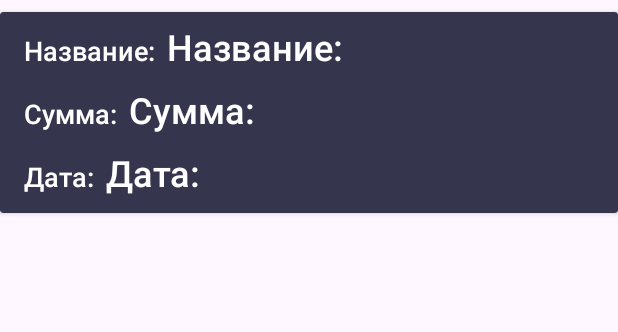
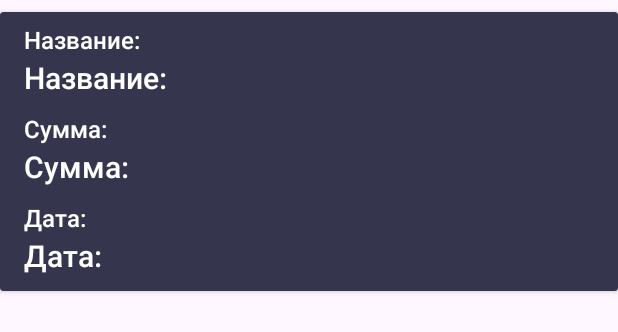
Before and after one commit to passerby29/AeonTestProject, an Android app: the layout item_payment.xml on its own in the app's theme, with its tools: preview values and no code run, on a phone screen of 412 x 824 dp. Shown: the top 332 px of the screen. Run offline under Robolectric (Android 15) with nearby library versions, the phone set to English and light mode, and no system bars.

Commit message:
Доработан дизайн элементов списка платежей.

```diff
--- a/app/src/main/res/layout/item_payment.xml
+++ b/app/src/main/res/layout/item_payment.xml
@@ -1,11 +1,11 @@
 <?xml version="1.0" encoding="utf-8"?>
 <androidx.cardview.widget.CardView xmlns:android="http://schemas.android.com/apk/res/android"
     xmlns:app="http://schemas.android.com/apk/res-auto"
+    xmlns:tools="http://schemas.android.com/tools"
     android:layout_width="match_parent"
     android:layout_height="wrap_content"
-    xmlns:tools="http://schemas.android.com/tools"
-    app:cardBackgroundColor="@color/card_background_color"
-    android:layout_marginVertical="8dp">
+    android:layout_marginVertical="8dp"
+    app:cardBackgroundColor="@color/card_background_color">
 
     <LinearLayout
         android:layout_width="match_parent"
@@ -17,51 +17,50 @@
         <LinearLayout
             android:layout_width="match_parent"
             android:layout_height="wrap_content"
-            android:orientation="horizontal">
+            android:orientation="vertical">
+
             <TextView
                 android:layout_width="wrap_content"
                 android:layout_height="wrap_content"
+                android:fontFamily="@font/outfit_medium"
+                android:text="@string/title_title"
                 android:textColor="@color/white"
-            android:fontFamily="@font/outfit_medium"
-            android:textSize="18sp"
-            android:text="@string/title_title"/>
+                android:textSize="16sp" />
 
             <TextView
                 android:id="@+id/paymentTitleTextView"
-            android:layout_width="0dp"
-            android:layout_height="wrap_content"
+                android:layout_width="wrap_content"
+                android:layout_height="0dp"
+                android:layout_weight="1"
+                android:fontFamily="@font/outfit_semi_bold"
                 android:textColor="@color/white"
-            android:layout_marginStart="8dp"
-            android:fontFamily="@font/outfit_semi_bold"
-            android:textSize="24sp"
-            android:layout_weight="1"
-            tools:text="@string/title_title"/>
+                android:textSize="20sp"
+                tools:text="@string/title_title" />
         </LinearLayout>
 
         <LinearLayout
             android:layout_width="match_parent"
             android:layout_height="wrap_content"
             android:layout_marginTop="8dp"
-            android:orientation="horizontal">
+            android:orientation="vertical">
 
             <TextView
                 android:layout_width="wrap_content"
                 android:layout_height="wrap_content"
+                android:fontFamily="@font/outfit_medium"
+                android:text="@string/amount_title"
                 android:textColor="@color/white"
-                android:fontFamily="@font/outfit_medium"
-                android:textSize="18sp"
-                android:text="@string/amount_title"/>
+                android:textSize="16sp" />
 
             <TextView
                 android:id="@+id/paymentAmountTextView"
-                android:layout_width="0dp"
-                android:layout_height="wrap_content"
+                android:layout_width="wrap_content"
+                android:layout_height="0dp"
+                android:layout_weight="1"
+                android:fontFamily="@font/outfit_semi_bold"
                 android:textColor="@color/white"
-                android:layout_marginStart="8dp"
-                android:fontFamily="@font/outfit_semi_bold"
-                android:textSize="24sp"
-                android:layout_weight="1"
-                tools:text="@string/amount_title"/>
+                android:textSize="20sp"
+                tools:text="@string/amount_title" />
         </LinearLayout>
 
 
@@ -69,36 +68,36 @@
             android:layout_width="match_parent"
             android:layout_height="wrap_content"
             android:layout_marginTop="8dp"
-            android:orientation="horizontal">
+            android:orientation="vertical">
+
             <TextView
                 android:layout_width="wrap_content"
                 android:layout_height="wrap_content"
+                android:fontFamily="@font/outfit_medium"
+                android:text="@string/date_title"
                 android:textColor="@color/white"
-                android:fontFamily="@font/outfit_medium"
-                android:textSize="18sp"
-                android:text="@string/date_title"/>
+                android:textSize="16sp" />
 
             <TextView
                 android:id="@+id/paymentDateTextView"
-                android:layout_width="0dp"
-                android:layout_height="wrap_content"
+                android:layout_width="wrap_content"
+                android:layout_height="0dp"
+                android:layout_weight="1"
+                android:fontFamily="@font/outfit_semi_bold"
                 android:textColor="@color/white"
-                android:layout_marginStart="8dp"
-                android:fontFamily="@font/outfit_semi_bold"
-                android:textSize="24sp"
-                android:layout_weight="1"
-                tools:text="@string/date_title"/>
+                android:textSize="20sp"
+                tools:text="@string/date_title" />
         </LinearLayout>
 
         <TextView
             android:id="@+id/paymentErrorTextView"
             android:layout_width="wrap_content"
             android:layout_height="wrap_content"
+            android:layout_marginTop="16dp"
+            android:fontFamily="@font/outfit_medium"
+            android:text="@string/error_text"
             android:textColor="@color/white"
-            android:layout_marginTop="16dp"
-            android:visibility="gone"
-            android:fontFamily="@font/outfit_medium"
             android:textSize="16sp"
-            android:text="@string/error_text"/>
+            android:visibility="gone" />
     </LinearLayout>
 </androidx.cardview.widget.CardView>
```
Lines whose indentation alone changed are shown as unchanged.
